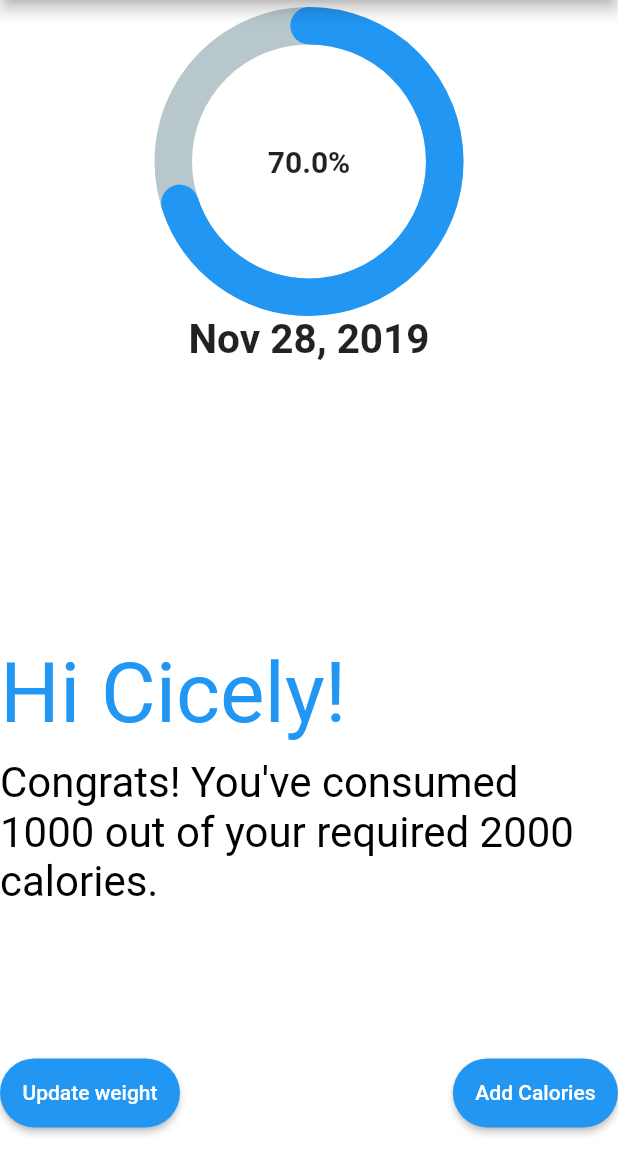
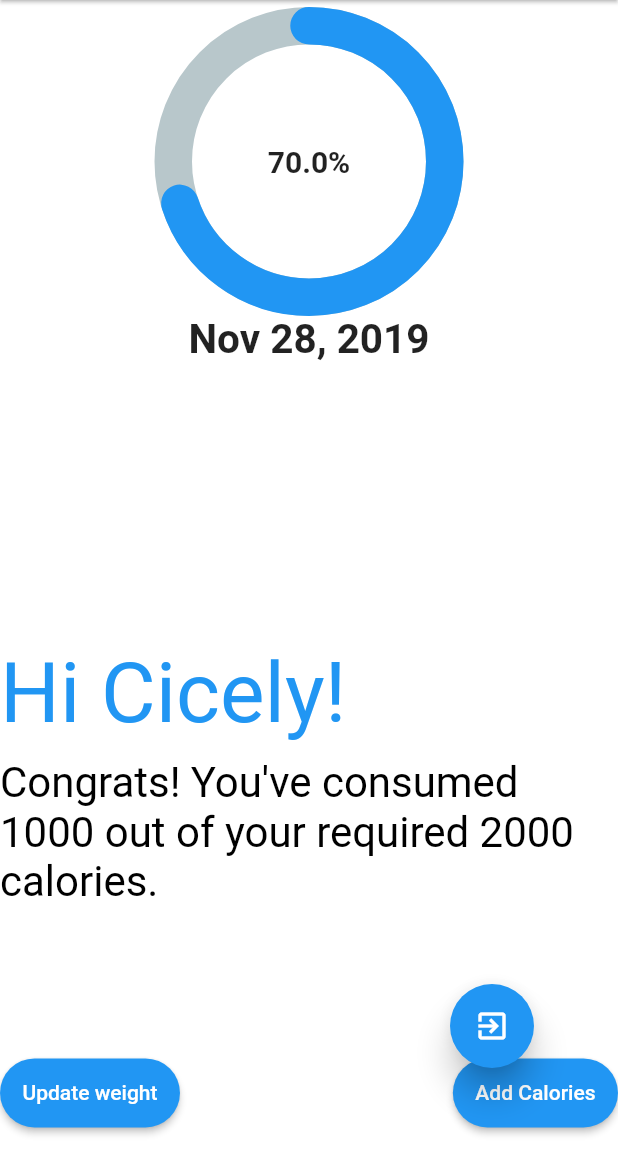
Before and after one commit to cicelybeckford/CoDiet-Flutter, a Flutter app: the HomePage screen opened directly, on a phone screen of 412 x 824 dp, the part 84-1236 px from its top. Run offline on Flutter 3.47's test engine with Material 2 defaults, Android fonts, the phone set to English and light mode, and no system bars; drawn by our look-alikes of percent_indicator; our stand-ins replace charts_flutter; missing offline and left inert: firebase; accounts and stored records are empty.

Commit message:
Code refactorinng

```diff
--- a/lib/pages/home_page.dart
+++ b/lib/pages/home_page.dart
@@ -1,5 +1,4 @@
 import 'package:codiet/utils/auth.dart';
-import 'package:codiet/utils/nav_buttons.dart';
 import 'package:flutter/material.dart';
 import 'package:codiet/pages/profile_page.dart';
 import 'package:codiet/pages/journey_page.dart';
@@ -43,31 +42,8 @@ class HomePageState extends State<HomePage> with SingleTickerProviderStateMixin
   Widget build(BuildContext context) {
     return new Scaffold(
       appBar: new AppBar(
+        elevation: 1,
         backgroundColor: Colors.blue,
-        // title: new Row(
-        //   mainAxisAlignment: MainAxisAlignment.start,
-        //     children: <Widget>[
-        //       new SizedBox(
-        //         width: 70,
-        //       ),
-        //       Image.asset(
-        //         'assets/logo.png',
-        //         width: 120,
-        //         height: 150,
-        //       ),
-        //     ],
-        //   ),
-        // actions: <Widget> [
-        //     NavButton(
-        //       text: "Logout",
-        //       onPressed: () {
-        //         signOut();
-        //       },
-        //     ),
-        //     new SizedBox(
-        //       width: 100,
-        //     )
-        // ],
         flexibleSpace: new TabBar(
           controller: controller,
           tabs: <Tab>[
@@ -86,7 +62,16 @@ class HomePageState extends State<HomePage> with SingleTickerProviderStateMixin
             userId: widget.userId,
           ),
         ]
-      )
+      ),
+       floatingActionButton: Padding(
+         padding: const EdgeInsets.only(bottom: 40, right: 40),
+         child: FloatingActionButton(
+          backgroundColor: Colors.blue,
+          elevation: 9,
+          child: Icon(Icons.exit_to_app, color: Colors.white,),
+          onPressed: () { signOut(); },
+        ),
+      ),
     );
   }
 }
--- a/lib/pages/journey_page.dart
+++ b/lib/pages/journey_page.dart
@@ -122,6 +122,7 @@ class _UserJourneyState extends State<UserJourney> {
     new Row(children: <Widget>[new SizedBox(width: 180),  new WeightJourney(data: data,)],));
     return new Scaffold(
       key: _scaffoldKey,
+      backgroundColor: Colors.white,
       body:
         new SafeArea(
           top: false,
@@ -195,7 +196,7 @@ class _UserJourneyState extends State<UserJourney> {
                 ),
                 new SizedBox(
                   width: 120,
-                  height: 100,
+                  height: 70,
                 )
               ]),
               new Row(
--- a/pubspec.yaml
+++ b/pubspec.yaml
@@ -47,7 +47,7 @@ flutter:
   # To add assets to your application, add an assets section, like this:
   assets:
    - assets/logo.png
-   - assets/name.jpg
+   - assets/logo2.png
 
   # An image asset can refer to one or more resolution-specific "variants", see
   # https://flutter.dev/assets-and-images/#resolution-aware.
```
Also changed, not shown: lib/pages/auth_page.dart (+1 -6 lines), lib/pages/profile_page.dart (+0 -39 lines), assets/logo2.png (added), assets/name.jpg (deleted), assets/name.png (deleted), assets/plus.jpeg (deleted), 3 other files.
